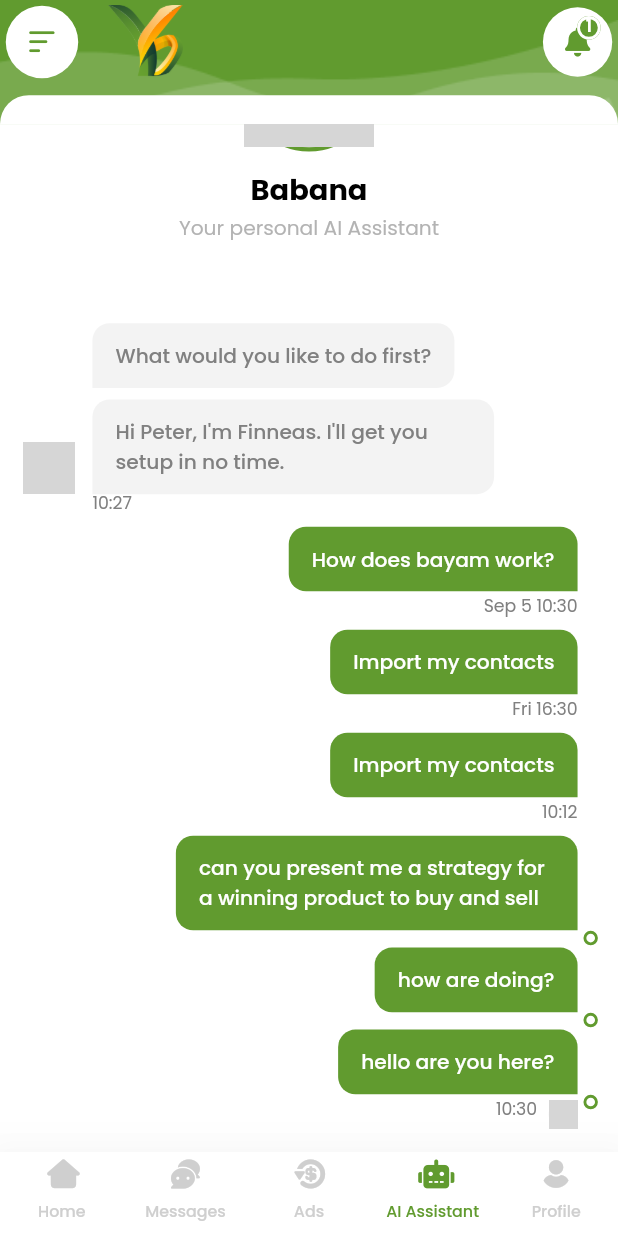
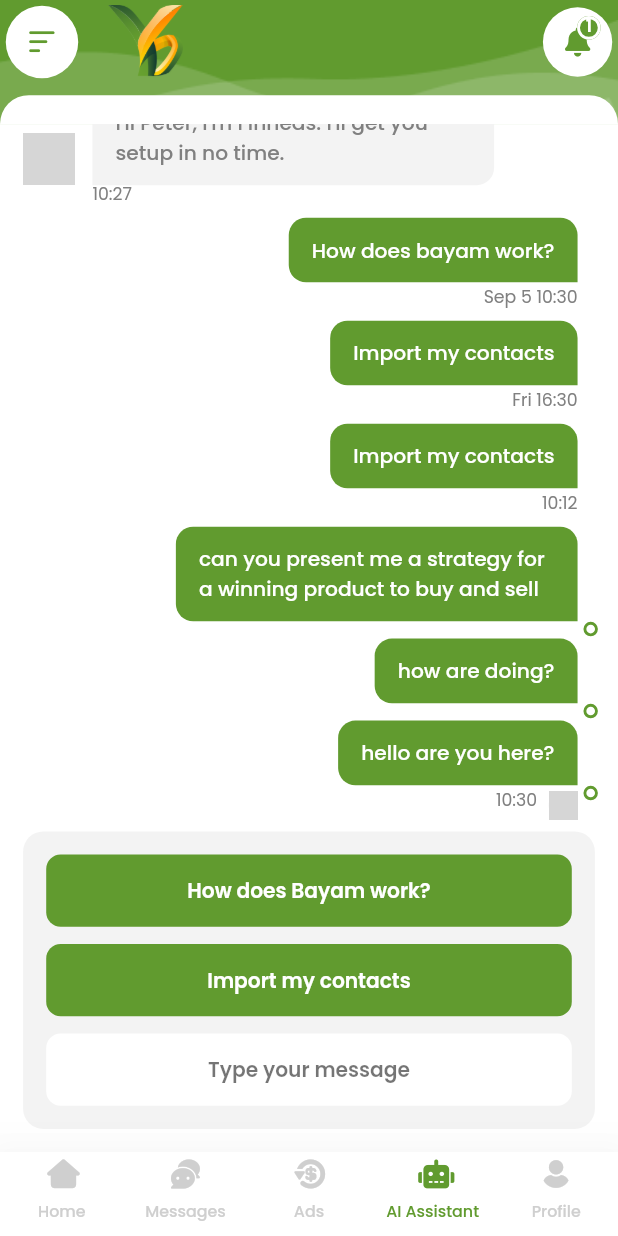
Before and after one commit to OssMess/fiverr_bayam, a Flutter app: the HomeScreen screen opened directly with empty values, item 4 of the bottom bar chosen, on a phone screen of 412 x 824 dp. Run offline on Flutter 3.47's test engine with Material 2 defaults, Android fonts, the phone set to English and light mode, and no system bars; drawn by our look-alikes of badges; our stand-ins replace cached_network_image, country_code_picker, flutter_screenutil, flutter_spinkit, flutter_svg, hive and 8 more; missing offline and left inert: phone_number, sweet_cookie_jar; accounts and stored records are empty; generated files the repository leaves out were written again; network calls fail; project files that could hold a hidden picture were left out; grey boxes are pictures that could not be loaded.

Commit message:
Finished AI Assistant chat

```diff
--- a/lib/src/localization/app_en.arb
+++ b/lib/src/localization/app_en.arb
@@ -123,6 +123,9 @@
   "logout":"Logout",
   "logout_subtitle":"Are you sure you would like to logout?",
   "your_personal_ai_assitant":"Your personal AI Assistant",
+  "ai_how_bayam_work":"How does Bayam work?",
+  "ai_import_my_contacts":"Import my contacts",
+  "ai_type_your_message":"Type your message",
 
 
   "@min_caracters":{
--- a/lib/src/mvc/view/model_widgets/custom_appbar_background.dart
+++ b/lib/src/mvc/view/model_widgets/custom_appbar_background.dart
@@ -28,11 +28,7 @@ class CustomAppBarBackground extends StatelessWidget {
     Column column = Column(
       mainAxisAlignment: MainAxisAlignment.end,
       children: [
-        Padding(
-          padding: EdgeInsets.only(
-            top: backgroundTopPadding,
-          ),
-        ),
+        backgroundTopPadding.height,
         Expanded(
           child: Image.asset(
             'assets/images/background_top.png',
--- a/lib/src/mvc/view/model_widgets/custom_text_form_field.dart
+++ b/lib/src/mvc/view/model_widgets/custom_text_form_field.dart
@@ -35,6 +35,7 @@ class CustomTextFormField extends StatelessWidget {
     this.onEditingComplete,
     this.textInputAction,
     this.onSaved,
+    this.height,
   }) : assert(
           ((prefixOnTap == null || prefixIcon != null) &&
               (suffixOnTap == null || suffixIcon != null)),
@@ -68,6 +69,7 @@ class CustomTextFormField extends StatelessWidget {
   final void Function(String)? onChanged;
   final void Function()? onEditingComplete;
   final void Function(String?)? onSaved;
+  final double? height;
 
   @override
   Widget build(BuildContext context) {
@@ -110,11 +112,11 @@ class CustomTextFormField extends StatelessWidget {
         filled: fillColor != null,
         constraints: keyboardType != TextInputType.multiline
             ? BoxConstraints(
-                minHeight: 45.sp,
-                maxHeight: 45.sp,
+                minHeight: height ?? 45.sp,
+                maxHeight: height ?? 45.sp,
               )
             : BoxConstraints(
-                minHeight: 45.sp,
+                minHeight: height ?? 45.sp,
               ),
         alignLabelWithHint: true,
         floatingLabelAlignment: FloatingLabelAlignment.start,
--- a/lib/src/mvc/view/screens/home_screens/page_4_ai.dart
+++ b/lib/src/mvc/view/screens/home_screens/page_4_ai.dart
@@ -11,13 +11,20 @@ import '../../../model/models.dart';
 import '../../model_widgets.dart';
 import '../../tiles.dart';
 
-class Page4AI extends StatelessWidget {
+class Page4AI extends StatefulWidget {
   const Page4AI({
     super.key,
     required this.userSession,
   });
 
   final UserSession userSession;
+
+  @override
+  State<Page4AI> createState() => _Page4AIState();
+}
+
+class _Page4AIState extends State<Page4AI> {
+  bool viewTextFormField = false;
 
   @override
   Widget build(BuildContext context) {
@@ -32,12 +39,76 @@ class Page4AI extends StatelessWidget {
           SliverPadding(
             padding: EdgeInsets.all(16.sp),
             sliver: SliverList.separated(
-              itemCount: ListData.aiChat.length,
+              itemCount: ListData.aiChat.length + 1,
               separatorBuilder: (context, index) => 8.heightSp,
-              itemBuilder: (context, index) => MessageTile(
-                message: ListData.aiChat.elementAt(index),
-                lastMessage: index > 0 ? ListData.aiChat[index - 1] : null,
-              ),
+              itemBuilder: (context, index) {
+                if (index == 0) {
+                  return Container(
+                    padding: EdgeInsets.all(16.sp),
+                    decoration: BoxDecoration(
+                      color: context.textTheme.headlineSmall!.color,
+                      borderRadius: BorderRadius.circular(14.sp),
+                    ),
+                    child: Column(
+                      children: [
+                        CustomElevatedButton(
+                          label:
+                              AppLocalizations.of(context)!.ai_how_bayam_work,
+                          fontSize: 14.sp,
+                          elevation: 0,
+                          onPressed: () {},
+                        ),
+                        12.heightSp,
+                        CustomElevatedButton(
+                          label: AppLocalizations.of(context)!
+                              .ai_import_my_contacts,
+                          fontSize: 14.sp,
+                          elevation: 0,
+                          onPressed: () {},
+                        ),
+                        12.heightSp,
+                        StatefulBuilder(
+                          builder: (context, setState) {
+                            if (viewTextFormField) {
+                              return CustomTextFormField(
+                                fillColor: context.scaffoldBackgroundColor,
+                                hintText: AppLocalizations.of(context)!
+                                    .ai_type_your_message,
+                                suffixIcon: AwesomeIcons.paper_plane_top,
+                                height: 50.sp,
+                                suffixOnTap: () =>
+                                    onSendMessage(setState: setState),
+                                onEditingComplete: () =>
+                                    onSendMessage(setState: setState),
+                              );
+                            } else {
+                              return CustomElevatedButton(
+                                label: AppLocalizations.of(context)!
+                                    .ai_type_your_message,
+                                color: context.scaffoldBackgroundColor,
+                                fontColor:
+                                    context.textTheme.headlineLarge!.color,
+                                fontSize: 14.sp,
+                                elevation: 0,
+                                onPressed: () {
+                                  setState(() {
+                                    viewTextFormField = !viewTextFormField;
+                                  });
+                                },
+                              );
+                            }
+                          },
+                        ),
+                      ],
+                    ),
+                  );
+                } else {
+                  return MessageTile(
+                    message: ListData.aiChat.elementAt(index - 1),
+                    lastMessage: index > 1 ? ListData.aiChat[index - 2] : null,
+                  );
+                }
+              },
             ),
           ),
           SliverToBoxAdapter(
@@ -131,4 +202,12 @@ class Page4AI extends StatelessWidget {
     //   ],
     // );
   }
+
+  Future<void> onSendMessage({
+    required void Function(void Function()) setState,
+  }) async {
+    setState(() {
+      viewTextFormField = !viewTextFormField;
+    });
+  }
 }
--- a/untranslated_messages.txt
+++ b/untranslated_messages.txt
@@ -119,6 +119,9 @@
     "manage_ads",
     "settings",
     "logout_subtitle",
-    "your_personal_ai_assitant"
+    "your_personal_ai_assitant",
+    "ai_how_bayam_work",
+    "ai_import_my_contacts",
+    "ai_type_your_message"
   ]
 }
```
